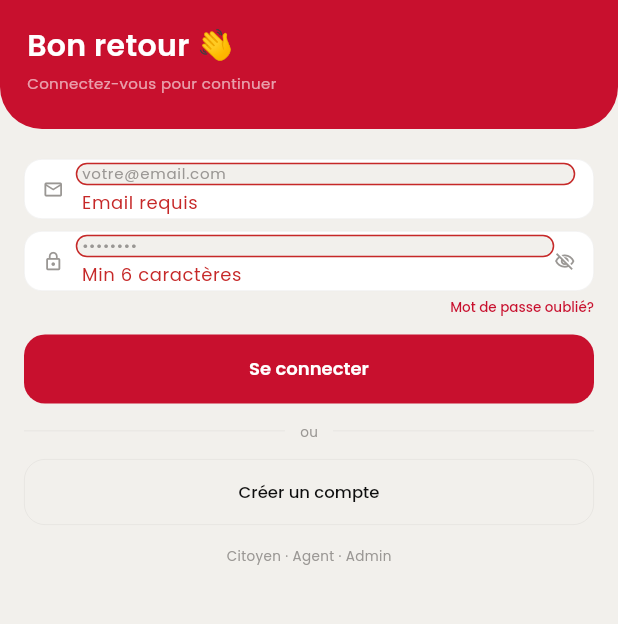
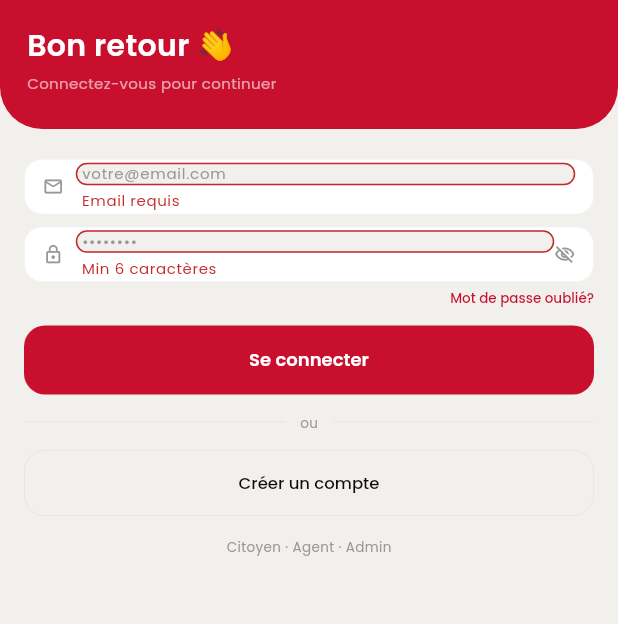
Before and after one commit to sinda-katfaoui/frontend_t_hero, a Flutter app: the screen it shows after launch, after a tap on the "visibility" icon, after a tap on "Se connecter", on a phone screen of 412 x 824 dp, the part 126-750 px from its top. Run offline on Flutter 3.47's test engine with Material 3 defaults, Android fonts, the phone set to English and light mode, and no system bars.

Commit message:
theme_update

```diff
--- a/lib/utils/themes/custom_themes/appbar_theme.dart
+++ b/lib/utils/themes/custom_themes/appbar_theme.dart
@@ -1,36 +1,46 @@
+// ============================================================
+// TAppBarTheme — Global AppBar Styling
+// ============================================================
+// Defines AppBar appearance for light and dark modes.
+// Used across all screens that use the default AppBar.
+// Custom AppBars (red ones) override this per screen.
+// ============================================================
+
 import 'package:flutter/material.dart';
 import 'package:frontend_t_hero/utils/constants/colors.dart';
 
 class TAppBarTheme {
   TAppBarTheme._();
 
-  static const AppBarTheme lightAppBarTheme = AppBarTheme(
+  static const lightAppBarTheme = AppBarTheme(
     elevation: 0,
     centerTitle: false,
     scrolledUnderElevation: 0,
-    backgroundColor: TColors.primary,
-    foregroundColor: TColors.white,
+    backgroundColor: TColors.cardLight,
+    surfaceTintColor: Colors.transparent,
+    iconTheme: IconThemeData(color: TColors.textPrimary, size: 20),
+    actionsIconTheme: IconThemeData(color: TColors.textPrimary, size: 20),
     titleTextStyle: TextStyle(
-      fontSize: 16,
-      fontWeight: FontWeight.w500,
-      color: TColors.white,
+      fontSize: 14,
+      fontWeight: FontWeight.w600,
+      color: TColors.textPrimary,
       fontFamily: 'Poppins',
     ),
-    iconTheme: IconThemeData(color: TColors.white, size: 22),
   );
 
-  static const AppBarTheme darkAppBarTheme = AppBarTheme(
+  static const darkAppBarTheme = AppBarTheme(
     elevation: 0,
     centerTitle: false,
     scrolledUnderElevation: 0,
-    backgroundColor: TColors.black,
-    foregroundColor: TColors.white,
+    backgroundColor: TColors.cardDark,
+    surfaceTintColor: Colors.transparent,
+    iconTheme: IconThemeData(color: TColors.textWhite, size: 20),
+    actionsIconTheme: IconThemeData(color: TColors.textWhite, size: 20),
     titleTextStyle: TextStyle(
-      fontSize: 16,
-      fontWeight: FontWeight.w500,
-      color: TColors.white,
+      fontSize: 14,
+      fontWeight: FontWeight.w600,
+      color: TColors.textWhite,
       fontFamily: 'Poppins',
     ),
-    iconTheme: IconThemeData(color: TColors.white, size: 22),
   );
 }
--- a/lib/utils/themes/custom_themes/bottom_sheet_theme.dart
+++ b/lib/utils/themes/custom_themes/bottom_sheet_theme.dart
@@ -1,3 +1,6 @@
+// ============================================================
+// TBottomSheetTheme — Global BottomSheet Styling
+// ============================================================
 import 'package:flutter/material.dart';
 import 'package:frontend_t_hero/utils/constants/colors.dart';
 
--- a/lib/utils/themes/custom_themes/checkbox_theme.dart
+++ b/lib/utils/themes/custom_themes/checkbox_theme.dart
@@ -1,3 +1,6 @@
+// ============================================================
+// TCheckboxTheme — Global Checkbox Styling
+// ============================================================
 import 'package:flutter/material.dart';
 import 'package:frontend_t_hero/utils/constants/colors.dart';
 
@@ -16,7 +19,7 @@
       if (states.contains(WidgetState.selected)) return TColors.primary;
       return Colors.transparent;
     }),
-    side: const BorderSide(color: TColors.borderLight, width: 1.5),
+    side: const BorderSide(color: TColors.borderLight, width: 1),
   );
 
   static CheckboxThemeData darkCheckboxTheme = CheckboxThemeData(
@@ -25,12 +28,12 @@
     ),
     checkColor: WidgetStateProperty.resolveWith((states) {
       if (states.contains(WidgetState.selected)) return TColors.white;
-      return TColors.white;
+      return TColors.textWhite;
     }),
     fillColor: WidgetStateProperty.resolveWith((states) {
       if (states.contains(WidgetState.selected)) return TColors.primary;
       return Colors.transparent;
     }),
-    side: const BorderSide(color: TColors.borderDark, width: 1.5),
+    side: const BorderSide(color: TColors.borderDark, width: 1),
   );
 }
--- a/lib/utils/themes/custom_themes/chip_theme.dart
+++ b/lib/utils/themes/custom_themes/chip_theme.dart
@@ -1,3 +1,6 @@
+// ============================================================
+// TChipTheme — Global Chip Styling
+// ============================================================
 import 'package:flutter/material.dart';
 import 'package:frontend_t_hero/utils/constants/colors.dart';
 
@@ -5,36 +8,36 @@
   TChipTheme._();
 
   static ChipThemeData lightChipTheme = ChipThemeData(
-    disabledColor: TColors.borderLight,
+    disabledColor: TColors.grey.withValues(alpha: 0.4),
     labelStyle: const TextStyle(
       color: TColors.textPrimary,
-      fontSize: 12,
+      fontSize: 10,
       fontFamily: 'Poppins',
     ),
     selectedColor: TColors.primary,
-    padding: const EdgeInsets.symmetric(horizontal: 12, vertical: 6),
-    backgroundColor: TColors.light,
-    side: const BorderSide(color: TColors.borderLight, width: 0.5),
+    checkmarkColor: TColors.white,
+    padding: const EdgeInsets.symmetric(horizontal: 10, vertical: 4),
+    backgroundColor: TColors.lightContainer,
     shape: RoundedRectangleBorder(
       borderRadius: BorderRadius.circular(20),
+      side: const BorderSide(color: TColors.borderLight, width: 0.5),
     ),
-    checkmarkColor: TColors.white,
   );
 
   static ChipThemeData darkChipTheme = ChipThemeData(
-    disabledColor: TColors.borderDark,
+    disabledColor: TColors.grey.withValues(alpha: 0.4),
     labelStyle: const TextStyle(
       color: TColors.textWhite,
-      fontSize: 12,
+      fontSize: 10,
       fontFamily: 'Poppins',
     ),
     selectedColor: TColors.primary,
-    padding: const EdgeInsets.symmetric(horizontal: 12, vertical: 6),
-    backgroundColor: TColors.cardDark,
-    side: const BorderSide(color: TColors.borderDark, width: 0.5),
+    checkmarkColor: TColors.white,
+    padding: const EdgeInsets.symmetric(horizontal: 10, vertical: 4),
+    backgroundColor: TColors.darkContainer,
     shape: RoundedRectangleBorder(
       borderRadius: BorderRadius.circular(20),
+      side: const BorderSide(color: TColors.borderDark, width: 0.5),
     ),
-    checkmarkColor: TColors.white,
   );
 }
--- a/lib/utils/themes/custom_themes/dialog_theme.dart
+++ b/lib/utils/themes/custom_themes/dialog_theme.dart
@@ -1,42 +1,47 @@
+// ============================================================
+// TDialogTheme — Global Dialog Styling
+// ============================================================
+// Already handled in theme.dart — this file kept for structure.
+// ============================================================
 import 'package:flutter/material.dart';
 import 'package:frontend_t_hero/utils/constants/colors.dart';
 
 class TDialogTheme {
   TDialogTheme._();
 
-  static DialogTheme lightDialogTheme = DialogTheme(
+  static DialogThemeData lightDialogTheme = DialogThemeData(
     backgroundColor: TColors.cardLight,
     elevation: 0,
     shape: RoundedRectangleBorder(
-      borderRadius: BorderRadius.circular(16),
+      borderRadius: BorderRadius.circular(20),
     ),
     titleTextStyle: const TextStyle(
-      fontSize: 16,
-      fontWeight: FontWeight.w500,
+      fontSize: 14,
+      fontWeight: FontWeight.w600,
       color: TColors.textPrimary,
       fontFamily: 'Poppins',
     ),
     contentTextStyle: const TextStyle(
-      fontSize: 13,
+      fontSize: 12,
       color: TColors.textSecondary,
       fontFamily: 'Poppins',
     ),
   );
 
-  static DialogTheme darkDialogTheme = DialogTheme(
+  static DialogThemeData darkDialogTheme = DialogThemeData(
     backgroundColor: TColors.cardDark,
     elevation: 0,
     shape: RoundedRectangleBorder(
-      borderRadius: BorderRadius.circular(16),
+      borderRadius: BorderRadius.circular(20),
     ),
     titleTextStyle: const TextStyle(
-      fontSize: 16,
-      fontWeight: FontWeight.w500,
+      fontSize: 14,
+      fontWeight: FontWeight.w600,
       color: TColors.textWhite,
       fontFamily: 'Poppins',
     ),
     contentTextStyle: const TextStyle(
-      fontSize: 13,
+      fontSize: 12,
       color: TColors.grey,
       fontFamily: 'Poppins',
     ),
--- a/lib/utils/themes/custom_themes/elevated_button_theme.dart
+++ b/lib/utils/themes/custom_themes/elevated_button_theme.dart
@@ -1,43 +1,51 @@
+// ============================================================
+// TElevatedButtonTheme — Global ElevatedButton Styling
+// ============================================================
+// Full width, 46px height, 14px radius, red background.
+// Used for primary actions: login, submit, etc.
+// ============================================================
 import 'package:flutter/material.dart';
 import 'package:frontend_t_hero/utils/constants/colors.dart';
 
 class TElevatedButtonTheme {
   TElevatedButtonTheme._();
 
-  static ElevatedButtonThemeData lightElevatedButtonTheme = ElevatedButtonThemeData(
+  static final lightElevatedButtonTheme = ElevatedButtonThemeData(
     style: ElevatedButton.styleFrom(
       elevation: 0,
+      foregroundColor: TColors.white,
       backgroundColor: TColors.primary,
-      foregroundColor: TColors.white,
-      disabledBackgroundColor: TColors.borderLight,
       disabledForegroundColor: TColors.grey,
-      minimumSize: const Size(double.infinity, 50),
+      disabledBackgroundColor: TColors.lightContainer,
+      minimumSize: const Size(double.infinity, 46),
+      padding: const EdgeInsets.symmetric(horizontal: 16),
+      textStyle: const TextStyle(
+        fontSize: 12,
+        fontWeight: FontWeight.w600,
+        fontFamily: 'Poppins',
+      ),
       shape: RoundedRectangleBorder(
-        borderRadius: BorderRadius.circular(12),
-      ),
-      textStyle: const TextStyle(
-        fontSize: 15,
-        fontWeight: FontWeight.w500,
-        fontFamily: 'Poppins',
+        borderRadius: BorderRadius.circular(14),
       ),
     ),
   );
 
-  static ElevatedButtonThemeData darkElevatedButtonTheme = ElevatedButtonThemeData(
+  static final darkElevatedButtonTheme = ElevatedButtonThemeData(
     style: ElevatedButton.styleFrom(
       elevation: 0,
+      foregroundColor: TColors.white,
       backgroundColor: TColors.primary,
-      foregroundColor: TColors.white,
-      disabledBackgroundColor: TColors.borderDark,
       disabledForegroundColor: TColors.grey,
-      minimumSize: const Size(double.infinity, 50),
+      disabledBackgroundColor: TColors.darkContainer,
+      minimumSize: const Size(double.infinity, 46),
+      padding: const EdgeInsets.symmetric(horizontal: 16),
+      textStyle: const TextStyle(
+        fontSize: 12,
+        fontWeight: FontWeight.w600,
+        fontFamily: 'Poppins',
+      ),
       shape: RoundedRectangleBorder(
-        borderRadius: BorderRadius.circular(12),
-      ),
-      textStyle: const TextStyle(
-        fontSize: 15,
-        fontWeight: FontWeight.w500,
-        fontFamily: 'Poppins',
+        borderRadius: BorderRadius.circular(14),
       ),
     ),
   );
--- a/lib/utils/themes/custom_themes/outlined_button_theme.dart
+++ b/lib/utils/themes/custom_themes/outlined_button_theme.dart
@@ -1,39 +1,47 @@
+// ============================================================
+// TOutlinedButtonTheme — Global OutlinedButton Styling
+// ============================================================
+// Full width, 44px height, 14px radius, transparent background.
+// Used for secondary actions: register, cancel, etc.
+// ============================================================
 import 'package:flutter/material.dart';
 import 'package:frontend_t_hero/utils/constants/colors.dart';
 
 class TOutlinedButtonTheme {
   TOutlinedButtonTheme._();
 
-  static OutlinedButtonThemeData lightOutlinedButtonTheme = OutlinedButtonThemeData(
+  static final lightOutlinedButtonTheme = OutlinedButtonThemeData(
     style: OutlinedButton.styleFrom(
-      foregroundColor: TColors.primary,
-      minimumSize: const Size(double.infinity, 50),
-      side: const BorderSide(color: TColors.primary, width: 1),
+      foregroundColor: TColors.textPrimary,
+      minimumSize: const Size(double.infinity, 44),
+      padding: const EdgeInsets.symmetric(horizontal: 16),
+      textStyle: const TextStyle(
+        fontSize: 11,
+        fontWeight: FontWeight.w500,
+        fontFamily: 'Poppins',
+      ),
+      side: const BorderSide(
+        color: TColors.borderLight, width: 0.5),
       shape: RoundedRectangleBorder(
-        borderRadius: BorderRadius.circular(12),
-      ),
-      textStyle: const TextStyle(
-        fontSize: 15,
-        fontWeight: FontWeight.w500,
-        color: TColors.primary,
-        fontFamily: 'Poppins',
+        borderRadius: BorderRadius.circular(14),
       ),
     ),
   );
 
-  static OutlinedButtonThemeData darkOutlinedButtonTheme = OutlinedButtonThemeData(
+  static final darkOutlinedButtonTheme = OutlinedButtonThemeData(
     style: OutlinedButton.styleFrom(
-      foregroundColor: TColors.primary,
-      minimumSize: const Size(double.infinity, 50),
-      side: const BorderSide(color: TColors.primary, width: 1),
+      foregroundColor: TColors.textWhite,
+      minimumSize: const Size(double.infinity, 44),
+      padding: const EdgeInsets.symmetric(horizontal: 16),
+      textStyle: const TextStyle(
+        fontSize: 11,
+        fontWeight: FontWeight.w500,
+        fontFamily: 'Poppins',
+      ),
+      side: const BorderSide(
+        color: TColors.borderDark, width: 0.5),
       shape: RoundedRectangleBorder(
-        borderRadius: BorderRadius.circular(12),
-      ),
-      textStyle: const TextStyle(
-        fontSize: 15,
-        fontWeight: FontWeight.w500,
-        color: TColors.primary,
-        fontFamily: 'Poppins',
+        borderRadius: BorderRadius.circular(14),
       ),
     ),
   );
--- a/lib/utils/themes/custom_themes/text_button_theme.dart
+++ b/lib/utils/themes/custom_themes/text_button_theme.dart
@@ -1,25 +1,34 @@
+// ============================================================
+// TTextButtonTheme — Global TextButton Styling
+// ============================================================
+// Minimal button — used for links and secondary text actions.
+// ============================================================
 import 'package:flutter/material.dart';
 import 'package:frontend_t_hero/utils/constants/colors.dart';
 
 class TTextButtonTheme {
   TTextButtonTheme._();
 
-  static TextButtonThemeData lightTextButtonTheme = TextButtonThemeData(
+  static final lightTextButtonTheme = TextButtonThemeData(
     style: TextButton.styleFrom(
       foregroundColor: TColors.primary,
+      padding: const EdgeInsets.symmetric(
+        horizontal: 8, vertical: 4),
       textStyle: const TextStyle(
-        fontSize: 14,
+        fontSize: 11,
         fontWeight: FontWeight.w500,
         fontFamily: 'Poppins',
       ),
     ),
   );
 
-  static TextButtonThemeData darkTextButtonTheme = TextButtonThemeData(
+  static final darkTextButtonTheme = TextButtonThemeData(
     style: TextButton.styleFrom(
       foregroundColor: TColors.primary,
+      padding: const EdgeInsets.symmetric(
+        horizontal: 8, vertical: 4),
       textStyle: const TextStyle(
-        fontSize: 14,
+        fontSize: 11,
         fontWeight: FontWeight.w500,
         fontFamily: 'Poppins',
       ),
--- a/lib/utils/themes/custom_themes/text_theme.dart
+++ b/lib/utils/themes/custom_themes/text_theme.dart
@@ -1,3 +1,9 @@
+// ============================================================
+// TTextTheme — Global Text Style Definitions
+// ============================================================
+// Defines all text styles used across the app.
+// Font sizes kept compact (8-14px) to match no-scroll design.
+// ============================================================
 import 'package:flutter/material.dart';
 import 'package:frontend_t_hero/utils/constants/colors.dart';
 
@@ -5,32 +11,80 @@
   TTextTheme._();
 
   static TextTheme lightTextTheme = const TextTheme(
-    headlineLarge:  TextStyle(fontSize: 28, fontWeight: FontWeight.w600, color: TColors.textPrimary, fontFamily: 'Poppins'),
-    headlineMedium: TextStyle(fontSize: 22, fontWeight: FontWeight.w500, color: TColors.textPrimary, fontFamily: 'Poppins'),
-    headlineSmall:  TextStyle(fontSize: 18, fontWeight: FontWeight.w500, color: TColors.textPrimary, fontFamily: 'Poppins'),
-    titleLarge:     TextStyle(fontSize: 16, fontWeight: FontWeight.w500, color: TColors.textPrimary, fontFamily: 'Poppins'),
-    titleMedium:    TextStyle(fontSize: 14, fontWeight: FontWeight.w500, color: TColors.textPrimary, fontFamily: 'Poppins'),
-    titleSmall:     TextStyle(fontSize: 13, fontWeight: FontWeight.w500, color: TColors.textPrimary, fontFamily: 'Poppins'),
-    bodyLarge:      TextStyle(fontSize: 16, fontWeight: FontWeight.w400, color: TColors.textPrimary, fontFamily: 'Poppins'),
-    bodyMedium:     TextStyle(fontSize: 14, fontWeight: FontWeight.w400, color: TColors.textSecondary, fontFamily: 'Poppins'),
-    bodySmall:      TextStyle(fontSize: 12, fontWeight: FontWeight.w400, color: TColors.textHint, fontFamily: 'Poppins'),
-    labelLarge:     TextStyle(fontSize: 13, fontWeight: FontWeight.w500, color: TColors.textPrimary, fontFamily: 'Poppins'),
-    labelMedium:    TextStyle(fontSize: 12, fontWeight: FontWeight.w400, color: TColors.textSecondary, fontFamily: 'Poppins'),
-    labelSmall:     TextStyle(fontSize: 11, fontWeight: FontWeight.w400, color: TColors.textHint, fontFamily: 'Poppins'),
+    headlineLarge: TextStyle(
+      fontSize: 22, fontWeight: FontWeight.w600,
+      color: TColors.textPrimary, fontFamily: 'Poppins'),
+    headlineMedium: TextStyle(
+      fontSize: 18, fontWeight: FontWeight.w600,
+      color: TColors.textPrimary, fontFamily: 'Poppins'),
+    headlineSmall: TextStyle(
+      fontSize: 16, fontWeight: FontWeight.w600,
+      color: TColors.textPrimary, fontFamily: 'Poppins'),
+    titleLarge: TextStyle(
+      fontSize: 14, fontWeight: FontWeight.w600,
+      color: TColors.textPrimary, fontFamily: 'Poppins'),
+    titleMedium: TextStyle(
+      fontSize: 12, fontWeight: FontWeight.w500,
+      color: TColors.textPrimary, fontFamily: 'Poppins'),
+    titleSmall: TextStyle(
+      fontSize: 10, fontWeight: FontWeight.w600,
+      color: TColors.textSecondary, fontFamily: 'Poppins'),
+    bodyLarge: TextStyle(
+      fontSize: 12, fontWeight: FontWeight.w400,
+      color: TColors.textPrimary, fontFamily: 'Poppins'),
+    bodyMedium: TextStyle(
+      fontSize: 11, fontWeight: FontWeight.w400,
+      color: TColors.textSecondary, fontFamily: 'Poppins'),
+    bodySmall: TextStyle(
+      fontSize: 10, fontWeight: FontWeight.w400,
+      color: TColors.textHint, fontFamily: 'Poppins'),
+    labelLarge: TextStyle(
+      fontSize: 11, fontWeight: FontWeight.w500,
+      color: TColors.textPrimary, fontFamily: 'Poppins'),
+    labelMedium: TextStyle(
+      fontSize: 10, fontWeight: FontWeight.w400,
+      color: TColors.textHint, fontFamily: 'Poppins'),
+    labelSmall: TextStyle(
+      fontSize: 9, fontWeight: FontWeight.w400,
+      color: TColors.textHint, fontFamily: 'Poppins'),
   );
 
   static TextTheme darkTextTheme = const TextTheme(
-    headlineLarge:  TextStyle(fontSize: 28, fontWeight: FontWeight.w600, color: TColors.textWhite, fontFamily: 'Poppins'),
-    headlineMedium: TextStyle(fontSize: 22, fontWeight: FontWeight.w500, color: TColors.textWhite, fontFamily: 'Poppins'),
-    headlineSmall:  TextStyle(fontSize: 18, fontWeight: FontWeight.w500, color: TColors.textWhite, fontFamily: 'Poppins'),
-    titleLarge:     TextStyle(fontSize: 16, fontWeight: FontWeight.w500, color: TColors.textWhite, fontFamily: 'Poppins'),
-    titleMedium:    TextStyle(fontSize: 14, fontWeight: FontWeight.w500, color: TColors.textWhite, fontFamily: 'Poppins'),
-    titleSmall:     TextStyle(fontSize: 13, fontWeight: FontWeight.w500, color: TColors.textWhite, fontFamily: 'Poppins'),
-    bodyLarge:      TextStyle(fontSize: 16, fontWeight: FontWeight.w400, color: TColors.textWhite, fontFamily: 'Poppins'),
-    bodyMedium:     TextStyle(fontSize: 14, fontWeight: FontWeight.w400, color: TColors.grey, fontFamily: 'Poppins'),
-    bodySmall:      TextStyle(fontSize: 12, fontWeight: FontWeight.w400, color: TColors.grey, fontFamily: 'Poppins'),
-    labelLarge:     TextStyle(fontSize: 13, fontWeight: FontWeight.w500, color: TColors.textWhite, fontFamily: 'Poppins'),
-    labelMedium:    TextStyle(fontSize: 12, fontWeight: FontWeight.w400, color: TColors.grey, fontFamily: 'Poppins'),
-    labelSmall:     TextStyle(fontSize: 11, fontWeight: FontWeight.w400, color: TColors.grey, fontFamily: 'Poppins'),
+    headlineLarge: TextStyle(
+      fontSize: 22, fontWeight: FontWeight.w600,
+      color: TColors.textWhite, fontFamily: 'Poppins'),
+    headlineMedium: TextStyle(
+      fontSize: 18, fontWeight: FontWeight.w600,
+      color: TColors.textWhite, fontFamily: 'Poppins'),
+    headlineSmall: TextStyle(
+      fontSize: 16, fontWeight: FontWeight.w600,
+      color: TColors.textWhite, fontFamily: 'Poppins'),
+    titleLarge: TextStyle(
+      fontSize: 14, fontWeight: FontWeight.w600,
+      color: TColors.textWhite, fontFamily: 'Poppins'),
+    titleMedium: TextStyle(
+      fontSize: 12, fontWeight: FontWeight.w500,
+      color: TColors.textWhite, fontFamily: 'Poppins'),
+    titleSmall: TextStyle(
+      fontSize: 10, fontWeight: FontWeight.w600,
+      color: TColors.grey, fontFamily: 'Poppins'),
+    bodyLarge: TextStyle(
+      fontSize: 12, fontWeight: FontWeight.w400,
+      color: TColors.textWhite, fontFamily: 'Poppins'),
+    bodyMedium: TextStyle(
+      fontSize: 11, fontWeight: FontWeight.w400,
+      color: TColors.grey, fontFamily: 'Poppins'),
+    bodySmall: TextStyle(
+      fontSize: 10, fontWeight: FontWeight.w400,
+      color: TColors.grey, fontFamily: 'Poppins'),
+    labelLarge: TextStyle(
+      fontSize: 11, fontWeight: FontWeight.w500,
+      color: TColors.textWhite, fontFamily: 'Poppins'),
+    labelMedium: TextStyle(
+      fontSize: 10, fontWeight: FontWeight.w400,
+      color: TColors.grey, fontFamily: 'Poppins'),
+    labelSmall: TextStyle(
+      fontSize: 9, fontWeight: FontWeight.w400,
+      color: TColors.grey, fontFamily: 'Poppins'),
   );
 }
```
